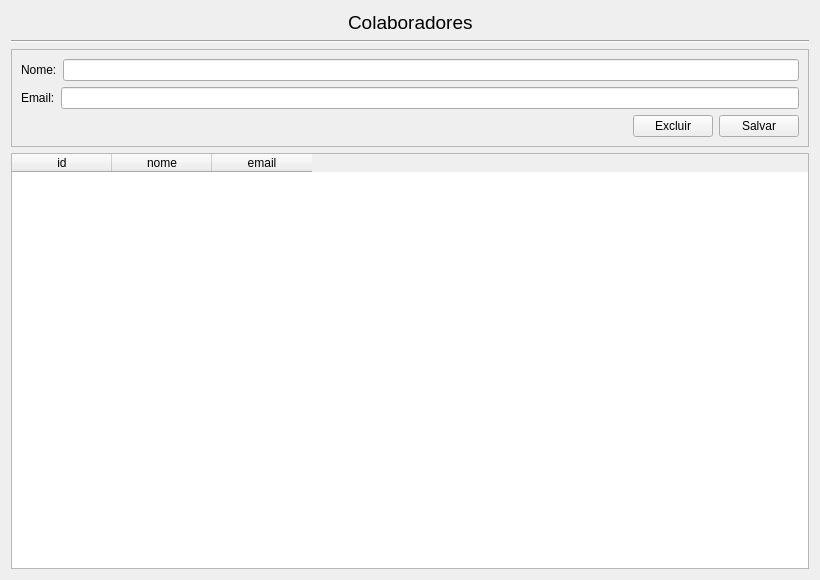
Before: the Qt Designer form view/colab.ui in Gusrrocha/Gerenciador-de-projetos, drawn with Qt 5.
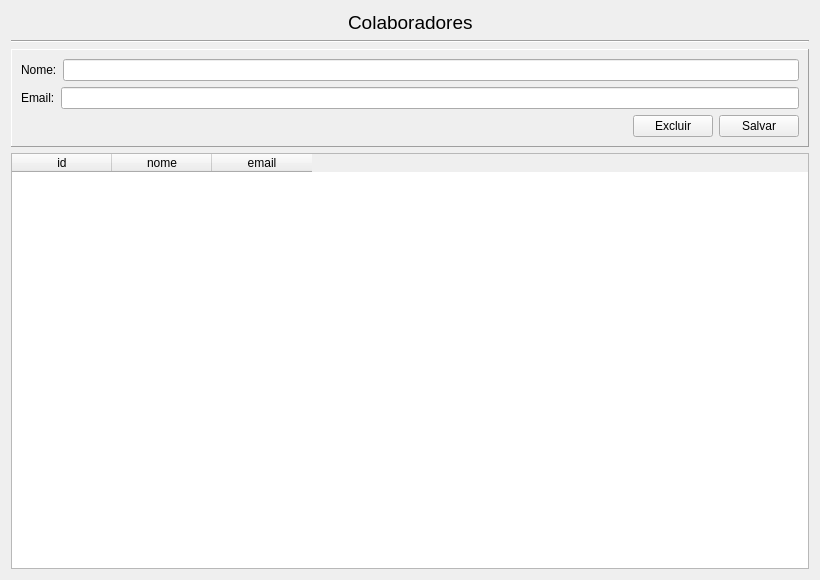
After: the same form once the commit is applied.

The edit to the form file:
```diff
--- a/view/colab.ui
+++ b/view/colab.ui
@@ -67,7 +67,7 @@
    <item>
     <widget class="QFrame" name="frame">
      <property name="frameShape">
-      <enum>QFrame::StyledPanel</enum>
+      <enum>QFrame::Panel</enum>
      </property>
      <property name="frameShadow">
       <enum>QFrame::Raised</enum>
```
